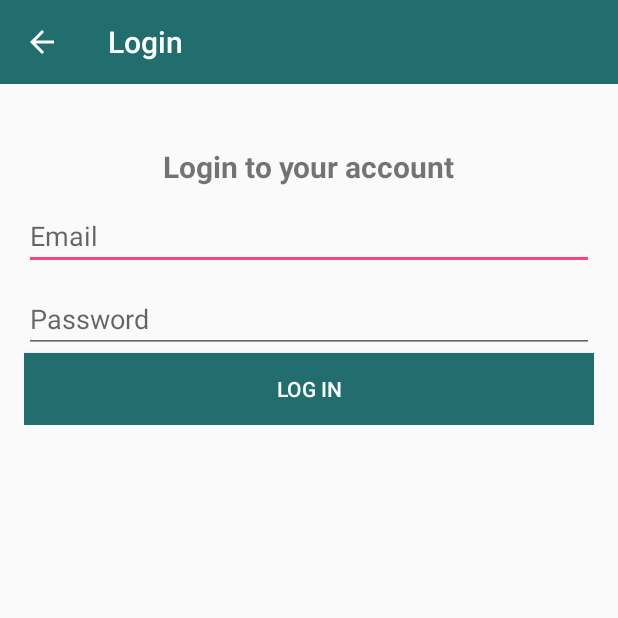
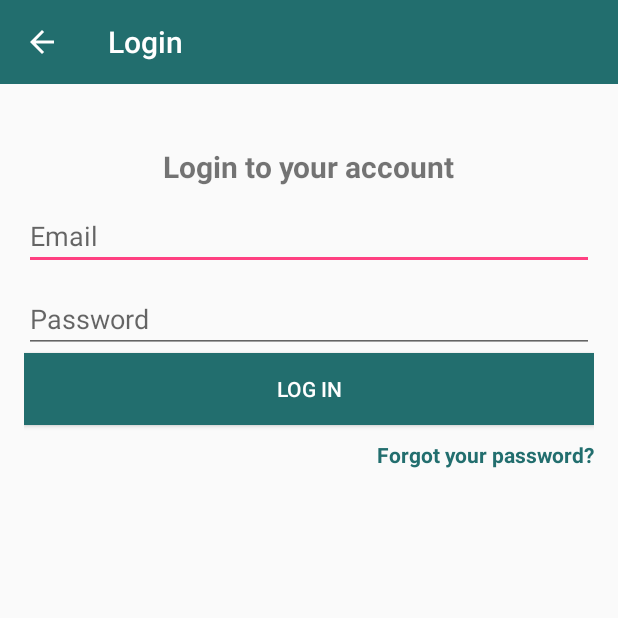
Before and after one commit to Xileff/Apaan-Tuh, an Android app: the LoginActivity screen opened directly, with no data from a screen before it, on a phone screen of 412 x 824 dp, the top half of it. Run offline under Robolectric (Android 15) with nearby library versions, the phone set to English and light mode, and no system bars; our stand-ins replace Firebase (no records; nobody signed in at launch, a user with empty details on screens opened directly); libraries missing offline, so code that uses them is left out: com.rengwuxian.materialedittext; plain views replace MaterialEditText; 2 statements that could not run were skipped.

Commit message:
Reset password

```diff
--- a/app/src/main/java/com/felix/chatapp/LoginActivity.java
+++ b/app/src/main/java/com/felix/chatapp/LoginActivity.java
@@ -9,6 +9,7 @@ import android.os.Bundle;
 import android.text.TextUtils;
 import android.view.View;
 import android.widget.Button;
+import android.widget.TextView;
 import android.widget.Toast;
 
 import com.google.android.gms.tasks.OnCompleteListener;
@@ -17,10 +18,13 @@ import com.google.firebase.auth.AuthResult;
 import com.google.firebase.auth.FirebaseAuth;
 import com.rengwuxian.materialedittext.MaterialEditText;
 
+import org.w3c.dom.Text;
+
 public class LoginActivity extends AppCompatActivity {
 
     MaterialEditText email, password;
     Button btnLogin;
+    TextView txtForgotPassword;
 
     FirebaseAuth auth;
 
@@ -39,6 +43,7 @@ public class LoginActivity extends AppCompatActivity {
         email = findViewById(R.id.email);
         password = findViewById(R.id.password);
         btnLogin = findViewById(R.id.btn_login);
+        txtForgotPassword = findViewById(R.id.txt_forgot_password);
 
         btnLogin.setOnClickListener(view -> {
             String txt_email = email.getText().toString();
@@ -60,6 +65,10 @@ public class LoginActivity extends AppCompatActivity {
                         });
             }
         });
+
+        txtForgotPassword.setOnClickListener(view -> {
+            startActivity(new Intent(LoginActivity.this, ResetPasswordActivity.class));
+        });
     }
 
 }
--- a/app/src/main/res/layout/activity_login.xml
+++ b/app/src/main/res/layout/activity_login.xml
@@ -53,6 +53,18 @@
             android:textColor="@color/white"
             android:text="Log In"
             />
+
+        <TextView
+            android:id="@+id/txt_forgot_password"
+            android:layout_width="wrap_content"
+            android:layout_height="wrap_content"
+            android:layout_gravity="end"
+            android:layout_marginTop="10dp"
+            android:gravity="center"
+            android:text="Forgot your password?"
+            android:textStyle="bold"
+            android:textColor="@color/colorPrimaryDark"
+            />
     </LinearLayout>
 
 </RelativeLayout>
```
Also changed, not shown: app/src/main/AndroidManifest.xml (+12 -3 lines), app/src/main/java/com/felix/chatapp/ResetPasswordActivity.java (added, +60 -0 lines), app/src/main/res/layout/activity_reset_password.xml (added, +51 -0 lines).
